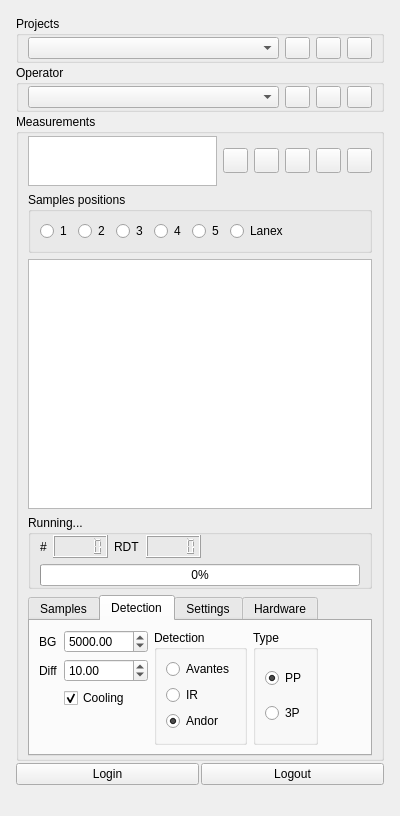
Saldenisov/pyconlyse, file DeviceServers/Experiment/experiment_widget.ui: the form before one commit.
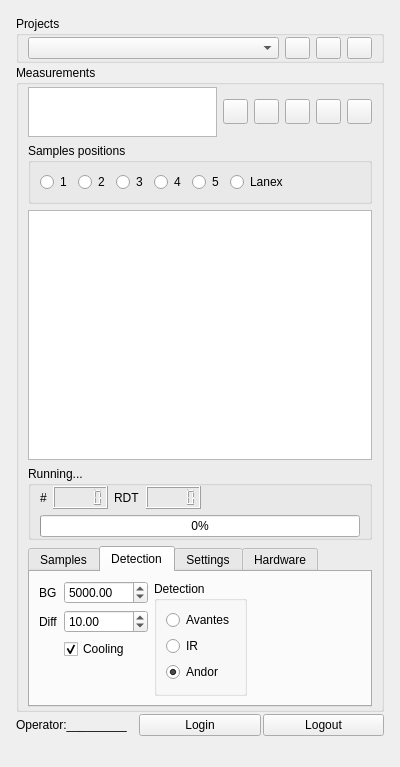
The form after the commit. The open tabs and pages were chosen to show the change. Icons and pictures are not drawn.

What changed in the file:
```diff
--- a/DeviceServers/Experiment/experiment_widget.ui
+++ b/DeviceServers/Experiment/experiment_widget.ui
@@ -110,82 +110,6 @@
        </layout>
       </widget>
      </item>
-     <item>
-      <widget class="QGroupBox" name="groupBox_operators">
-       <property name="title">
-        <string>Operator</string>
-       </property>
-       <layout class="QHBoxLayout" name="horizontalLayout_9">
-        <property name="topMargin">
-         <number>1</number>
-        </property>
-        <property name="bottomMargin">
-         <number>1</number>
-        </property>
-        <item>
-         <widget class="QComboBox" name="comboBox_operators">
-          <property name="minimumSize">
-           <size>
-            <width>175</width>
-            <height>0</height>
-           </size>
-          </property>
-         </widget>
-        </item>
-        <item>
-         <widget class="QPushButton" name="pushButton_add_opertor">
-          <property name="maximumSize">
-           <size>
-            <width>25</width>
-            <height>25</height>
-           </size>
-          </property>
-          <property name="text">
-           <string/>
-          </property>
-          <property name="icon">
-           <iconset>
-            <normaloff>icons/add_FILL0_wght400_GRAD0_opsz48.svg</normaloff>icons/add_FILL0_wght400_GRAD0_opsz48.svg</iconset>
-          </property>
-         </widget>
-        </item>
-        <item>
-         <widget class="QPushButton" name="pushButton_edit_operartor">
-          <property name="maximumSize">
-           <size>
-            <width>25</width>
-            <height>25</height>
-           </size>
-          </property>
-          <property name="text">
-           <string/>
-          </property>
-          <property name="icon">
-           <iconset>
-            <normaloff>icons/edit_FILL0_wght400_GRAD0_opsz48.svg</normaloff>icons/edit_FILL0_wght400_GRAD0_opsz48.svg</iconset>
-          </property>
-         </widget>
-        </item>
-        <item>
-         <widget class="QPushButton" name="pushButton_delete_operator">
-          <property name="maximumSize">
-           <size>
-            <width>25</width>
-            <height>25</height>
-           </size>
-          </property>
-          <property name="text">
-           <string/>
-          </property>
-          <property name="icon">
-           <iconset>
-            <normaloff>icons/delete_FILL0_wght400_GRAD0_opsz48.svg</normaloff>icons/delete_FILL0_wght400_GRAD0_opsz48.svg</iconset>
-          </property>
-         </widget>
-        </item>
-       </layout>
-      </widget>
-     </item>
      <item>
       <widget class="QGroupBox" name="groupBox_measurements">
        <property name="sizePolicy">
@@ -609,32 +533,6 @@
                 </layout>
                </widget>
               </item>
-              <item>
-               <widget class="QGroupBox" name="groupBox">
-                <property name="title">
-                 <string>Type</string>
-                </property>
-                <layout class="QVBoxLayout" name="verticalLayout_2">
-                 <item>
-                  <widget class="QRadioButton" name="radioButton_experiment_type_pp">
-                   <property name="text">
-                    <string>PP</string>
-                   </property>
-                   <property name="checked">
-                    <bool>true</bool>
-                   </property>
-                  </widget>
-                 </item>
-                 <item>
-                  <widget class="QRadioButton" name="radioButton_experiment_type_3p">
-                   <property name="text">
-                    <string>3P</string>
-                   </property>
-                  </widget>
-                 </item>
-                </layout>
-               </widget>
-              </item>
               <item>
                <spacer name="horizontalSpacer">
                 <property name="orientation">
@@ -777,6 +675,13 @@
        <property name="bottomMargin">
         <number>15</number>
        </property>
+       <item>
+        <widget class="QLabel" name="label_user">
+         <property name="text">
+          <string>Operator:_________</string>
+         </property>
+        </widget>
+       </item>
        <item>
         <widget class="QPushButton" name="pushButton_login">
          <property name="text">
```
Left out of the diff: 2 changed lines with no effect on the pictures.
